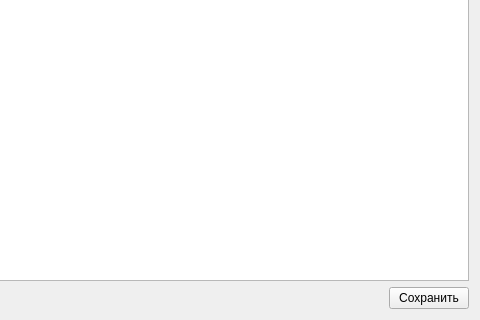
Above: client/src/educationwork/formeducationwork.ui from rainovskyqt/teacher_plan before the change; both pictures show x 605 to 1085 and y 313 to 633 of the 1085 by 633 pixel window. Below: the same form after it.
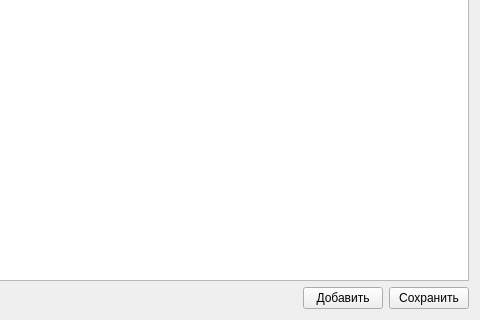
That is the form after the change. Custom widgets are drawn as their Qt base class.

Diff of the .ui file:
```diff
--- a/client/src/educationwork/formeducationwork.ui
+++ b/client/src/educationwork/formeducationwork.ui
@@ -13,7 +13,15 @@
   <property name="windowTitle">
    <string>Form</string>
   </property>
+  <layout class="QVBoxLayout" name="verticalLayout_2">
+   <item>
   <layout class="QVBoxLayout" name="verticalLayout">
+     <property name="spacing">
+      <number>0</number>
+     </property>
+     <item>
+      <widget class="EducationHeader" name="w_edHeader" native="true"/>
+     </item>
    <item>
     <widget class="QListWidget" name="lw_educationWork">
      <property name="showDropIndicator" stdset="0">
@@ -27,6 +35,8 @@
      </property>
     </widget>
    </item>
+    </layout>
+   </item>
    <item>
     <layout class="QHBoxLayout" name="horizontalLayout">
      <item>
@@ -49,6 +59,13 @@
        </property>
       </spacer>
      </item>
+     <item>
+      <widget class="QPushButton" name="btn_add">
+       <property name="text">
+        <string>Добавить</string>
+       </property>
+      </widget>
+     </item>
      <item>
       <widget class="QPushButton" name="btn_save">
        <property name="text">
@@ -60,6 +77,14 @@
    </item>
   </layout>
  </widget>
+ <customwidgets>
+  <customwidget>
+   <class>EducationHeader</class>
+   <extends>QWidget</extends>
+   <header>educationwork/educationheader.h</header>
+   <container>1</container>
+  </customwidget>
+ </customwidgets>
  <resources/>
  <connections/>
 </ui>
```
Left out of the diff: 20 changed lines with no effect on the pictures. Lines whose indentation alone changed are shown as unchanged.
